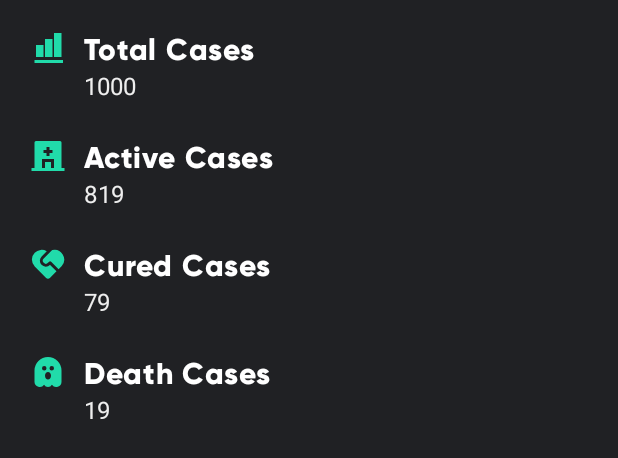
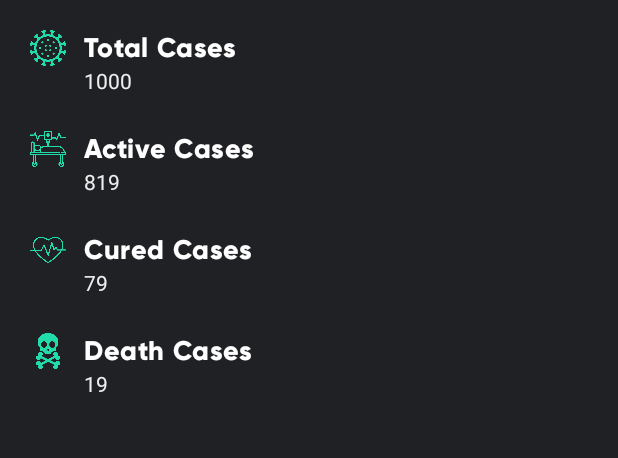
Before and after one commit to Karandeep98/COVID-19-Stats, an Android app: the layout include_layout_list.xml on its own in the app's theme, with its tools: preview values and no code run, on a phone screen of 412 x 824 dp. Shown: the top 458 px of the screen. Run offline under Robolectric (Android 15) with nearby library versions, the phone set to English and light mode, and no system bars; plain views replace dev; network calls fail.

Commit message:
child fragment updated

```diff
--- a/app/src/main/res/layout/include_layout_list.xml
+++ b/app/src/main/res/layout/include_layout_list.xml
@@ -44,7 +44,7 @@
                     android:layout_width="@dimen/icon_size_default"
                     android:layout_height="@dimen/icon_size_default"
                     android:tint="?colorAccent"
-                    app:srcCompat="@drawable/ic_total" />
+                    app:srcCompat="@drawable/coronaicon" />
 
                 <TextView
                     android:layout_width="wrap_content"
@@ -77,7 +77,7 @@
                     android:layout_width="@dimen/icon_size_default"
                     android:layout_height="@dimen/icon_size_default"
                     android:tint="?colorAccent"
-                    app:srcCompat="@drawable/ic_hospital" />
+                    app:srcCompat="@drawable/patient" />
 
                 <TextView
                     android:layout_width="wrap_content"
@@ -110,7 +110,7 @@
                     android:layout_width="@dimen/icon_size_default"
                     android:layout_height="@dimen/icon_size_default"
                     android:tint="?colorAccent"
-                    app:srcCompat="@drawable/ic_cured" />
+                    app:srcCompat="@drawable/pulse" />
 
                 <TextView
                     android:layout_width="wrap_content"
@@ -143,7 +143,7 @@
                     android:layout_width="@dimen/icon_size_default"
                     android:layout_height="@dimen/icon_size_default"
                     android:tint="?colorAccent"
-                    app:srcCompat="@drawable/ic_deaths" />
+                    app:srcCompat="@drawable/skull" />
 
                 <TextView
                     android:layout_width="wrap_content"
--- a/app/src/main/res/values/styles_text.xml
+++ b/app/src/main/res/values/styles_text.xml
@@ -31,23 +31,23 @@
 
     <style name="TextAppearance.Aurora.SubTitle" parent="TextAppearance.Aurora.Title">
         <item name="android:letterSpacing">0.025</item>
-        <item name="android:textSize">20sp</item>
+        <item name="android:textSize">18sp</item>
     </style>
 
     <style name="TextAppearance.Aurora.Line1" parent="TextAppearance.AppCompat.Medium">
         <item name="android:ellipsize">end</item>
         <item name="android:maxLines">1</item>
-        <item name="android:textSize">18sp</item>
+        <item name="android:textSize">16sp</item>
         <item name="android:textColor">@color/txtColorPrimary</item>
     </style>
 
     <style name="TextAppearance.Aurora.Line2" parent="TextAppearance.Aurora.Line1">
-        <item name="android:textSize">16sp</item>
+        <item name="android:textSize">14sp</item>
         <item name="android:textColor">@color/txtColorSecondary</item>
     </style>
 
     <style name="TextAppearance.Aurora.Line3" parent="TextAppearance.Aurora.Line2">
-        <item name="android:textSize">14sp</item>
+        <item name="android:textSize">12sp</item>
     </style>
 
 </resources>
```
Also changed, not shown: app/src/main/java/com/aurora/corona/sheet/StateWiseSheet.java (+7 -4 lines), app/src/main/res/drawable/heart.png (deleted).
